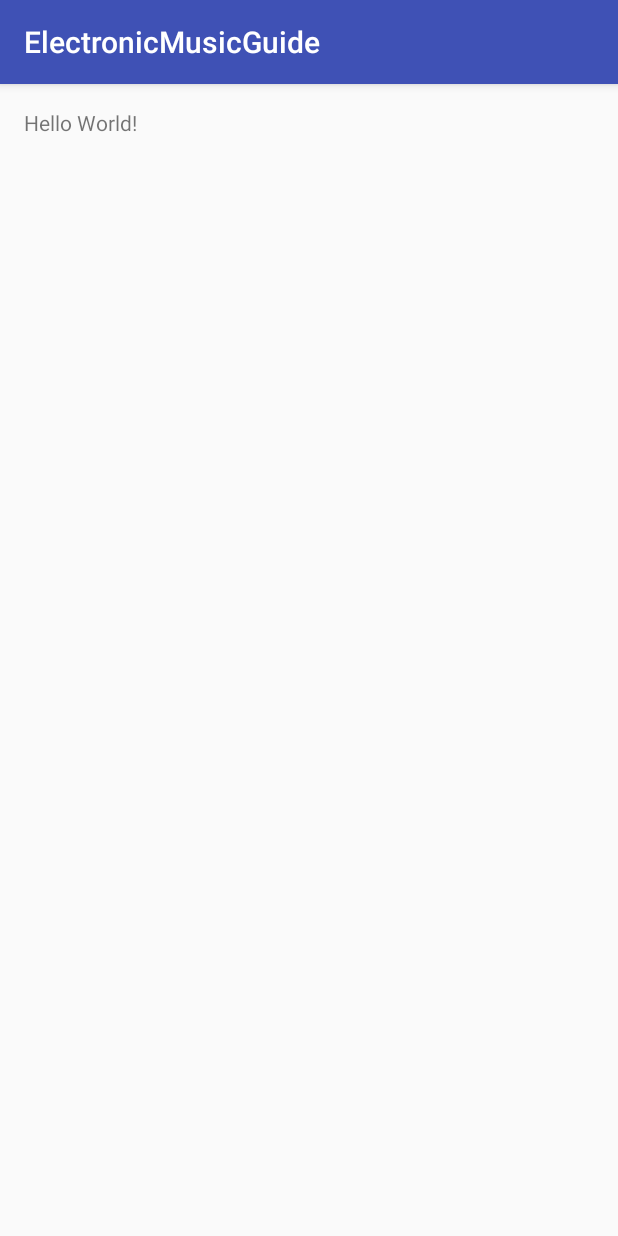
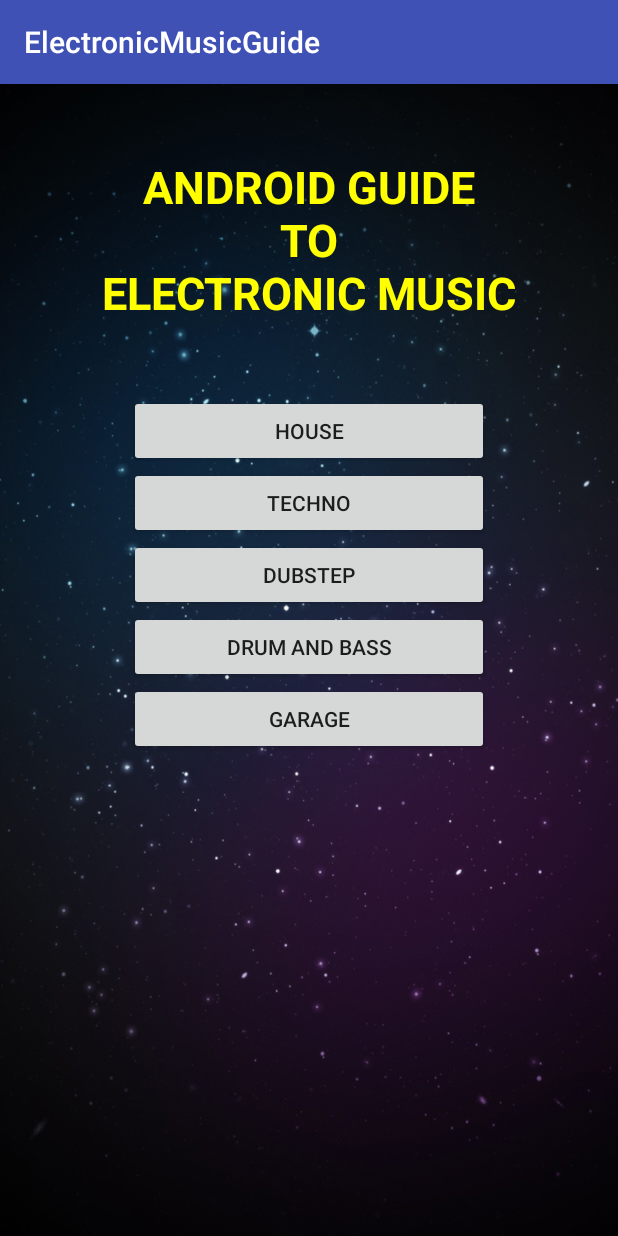
Before and after one commit to rjuzaszek/ElectronicMusicGuide, an Android app: the screen it shows after launch (MainActivity), on a phone screen of 412 x 824 dp. Run offline under Robolectric (Android 15) with nearby library versions, the phone set to English and light mode, and no system bars.

Commit message:
Dodanie głównego widoku

```diff
--- a/app/src/main/res/layout/activity_main.xml
+++ b/app/src/main/res/layout/activity_main.xml
@@ -1,16 +1,55 @@
 <?xml version="1.0" encoding="utf-8"?>
-<RelativeLayout xmlns:android="http://schemas.android.com/apk/res/android"
+<ScrollView
+    xmlns:android="http://schemas.android.com/apk/res/android"
     xmlns:tools="http://schemas.android.com/tools"
     android:layout_width="match_parent"
     android:layout_height="match_parent"
-    android:paddingBottom="@dimen/activity_vertical_margin"
-    android:paddingLeft="@dimen/activity_horizontal_margin"
-    android:paddingRight="@dimen/activity_horizontal_margin"
-    android:paddingTop="@dimen/activity_vertical_margin"
-    tools:context="com.robert.electronicmusicguide.MainActivity">
+    tools:context="com.robert.electronicmusicguide.MainActivity"
+    android:background="@drawable/back2">
+    <LinearLayout
+        android:layout_width="match_parent"
+        android:layout_height="match_parent"
+        android:orientation="vertical">
 
-    <TextView
-        android:layout_width="wrap_content"
-        android:layout_height="wrap_content"
-        android:text="Hello World!" />
-</RelativeLayout>
+        <TextView
+            android:layout_width="match_parent"
+            android:layout_height="wrap_content"
+            android:gravity="center_horizontal"
+            android:textSize="30sp"
+            android:textColor="@color/yellow"
+            android:layout_weight="4"
+            android:layout_marginTop="48dp"
+            android:layout_marginBottom="48dp"
+            android:textStyle="bold"
+
+            android:text="@string/title_text"
+            android:textAllCaps="true"/>
+
+        <LinearLayout
+            android:layout_weight="6"
+            android:orientation="vertical"
+            android:layout_width="match_parent"
+            android:layout_height="0dp">
+                <Button
+                    android:id="@+id/house_button"
+                    style="@style/genereButtonStyle"
+                    android:text="@string/house"/>
+                <Button
+                    android:id="@+id/techno_button"
+                    style="@style/genereButtonStyle"
+                    android:text="@string/techno"/>
+                <Button
+                    android:id="@+id/dubstep_button"
+                    style="@style/genereButtonStyle"
+                    android:text="@string/dubstep"/>
+                <Button
+                    android:id="@+id/dnb_button"
+                    style="@style/genereButtonStyle"
+                    android:text="@string/dnb"/>
+                <Button
+                    android:id="@+id/garage_button"
+                    style="@style/genereButtonStyle"
+                    android:text="@string/garage"/>
+        </LinearLayout>
+    </LinearLayout>
+</ScrollView>
--- a/app/src/main/res/values/colors.xml
+++ b/app/src/main/res/values/colors.xml
@@ -3,4 +3,5 @@
     <color name="colorPrimary">#3F51B5</color>
     <color name="colorPrimaryDark">#303F9F</color>
     <color name="colorAccent">#FF4081</color>
+    <color name="yellow">#FFFF00</color>
 </resources>
--- a/app/src/main/res/values/strings.xml
+++ b/app/src/main/res/values/strings.xml
@@ -1,3 +1,9 @@
 <resources>
     <string name="app_name">ElectronicMusicGuide</string>
+    <string name="title_text">Android Guide\nto\nElectronic Music</string>
+    <string name="house">House</string>
+    <string name="techno">Techno</string>
+    <string name="dubstep">Dubstep</string>
+    <string name="dnb">Drum and Bass</string>
+    <string name="garage">Garage</string>
 </resources>
--- a/app/src/main/res/values/styles.xml
+++ b/app/src/main/res/values/styles.xml
@@ -7,5 +7,11 @@
         <item name="colorPrimaryDark">@color/colorPrimaryDark</item>
         <item name="colorAccent">@color/colorAccent</item>
     </style>
+    <style name="genereButtonStyle">
+        <item name="android:layout_width">240dp</item>
+        <item name="android:layout_height">wrap_content</item>
+        <item name="android:layout_weight">0</item>
+        <item name="android:layout_gravity">center</item>
+    </style>
 
 </resources>
```
Also changed, not shown: app/src/main/res/drawable/back2.jpg (added), app/src/main/res/drawable/background.jpg (added).
